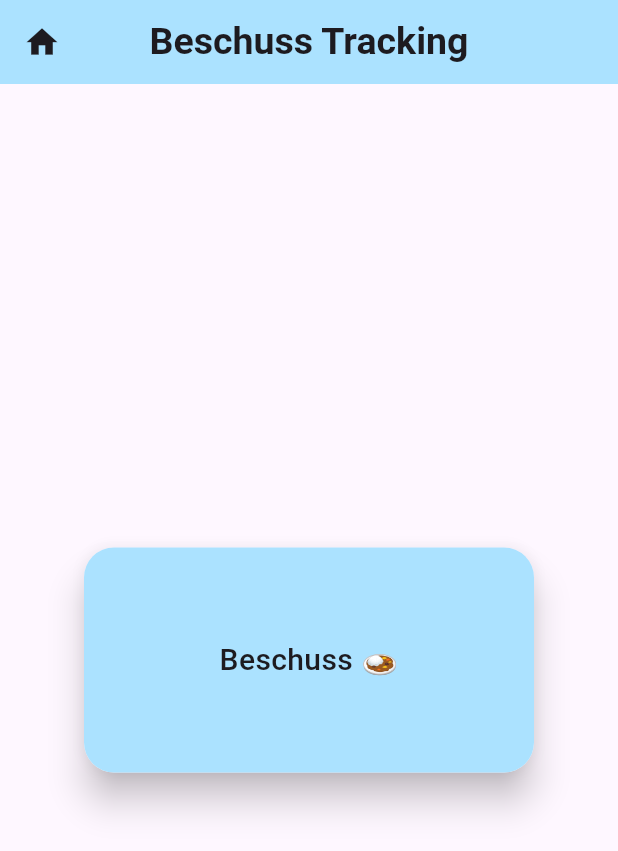
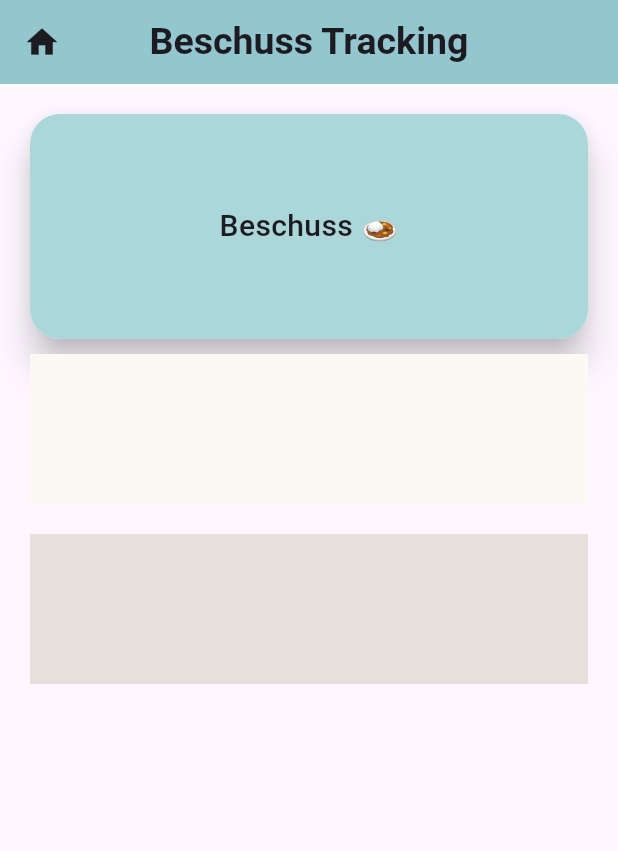
Before and after one commit to Tetoji/Flutter-Udemy-Course, a Flutter app: the screen it shows after launch, on a phone screen of 412 x 824 dp. Shown: the top 851 px of the screen. Run offline on Flutter 3.47's test engine with Material 3 defaults, Android fonts, the phone set to English and light mode, and no system bars; drawn by our look-alikes of auto_size_text.

Commit message:
Container added via Column

```diff
--- a/udemy_app/lib/container_text_example.dart
+++ b/udemy_app/lib/container_text_example.dart
@@ -6,15 +6,14 @@ class ContainerTextExample extends StatelessWidget {
 
   @override
   Widget build(BuildContext context) {
-    return Center(
-      child: Material(
+    return Material(
       elevation: 10,
       borderRadius: BorderRadius.circular(20),
       child: Container(
         height: 150,
-          width: 300,
+        //width: 300,
         decoration: BoxDecoration(
-            color: const Color.fromRGBO(171, 226, 255, 60),
+          color: const Color.fromRGBO(170, 215, 217, 10),
           borderRadius: BorderRadius.circular(20),
         ),
         child: const Center(
@@ -25,7 +24,6 @@ class ContainerTextExample extends StatelessWidget {
           ),
         ),
       ),
-      ),
     );
   }
 }
--- a/udemy_app/lib/widgets_examples_page.dart
+++ b/udemy_app/lib/widgets_examples_page.dart
@@ -9,6 +9,7 @@ class WidgetsExamplesPage extends StatelessWidget {
   Widget build(BuildContext context) {
     return Scaffold(
       appBar: AppBar(
+        backgroundColor: const Color.fromRGBO(146, 199, 207, 10),
         leading: const Icon(
           Icons.home,
           size: 25.0,
@@ -19,9 +20,28 @@ class WidgetsExamplesPage extends StatelessWidget {
           style: TextStyle(fontWeight: FontWeight.w700),
           minFontSize: 25.0,
         ),
-        backgroundColor: const Color.fromRGBO(171, 226, 255, 60),
       ),
-      body: const ContainerTextExample(),
+      body: Center(
+        child: Padding(
+          padding: const EdgeInsets.symmetric(horizontal: 20, vertical: 20),
+          child: Column(
+            //mainAxisAlignment: MainAxisAlignment.center, //puts all children in the middle of the screen
+            children: [
+              const ContainerTextExample(),
+              Container(
+                margin: const EdgeInsets.symmetric(vertical: 10),
+                color: const Color.fromRGBO(251, 249, 241, 10),
+                height: 100,
+              ),
+              Container(
+                margin: const EdgeInsets.symmetric(vertical: 10),
+                color: const Color.fromRGBO(229, 225, 218, 10),
+                height: 100,
+              )
+            ],
+          ),
+        ),
+      ),
     );
   }
 }
```
Lines whose indentation alone changed are shown as unchanged.
